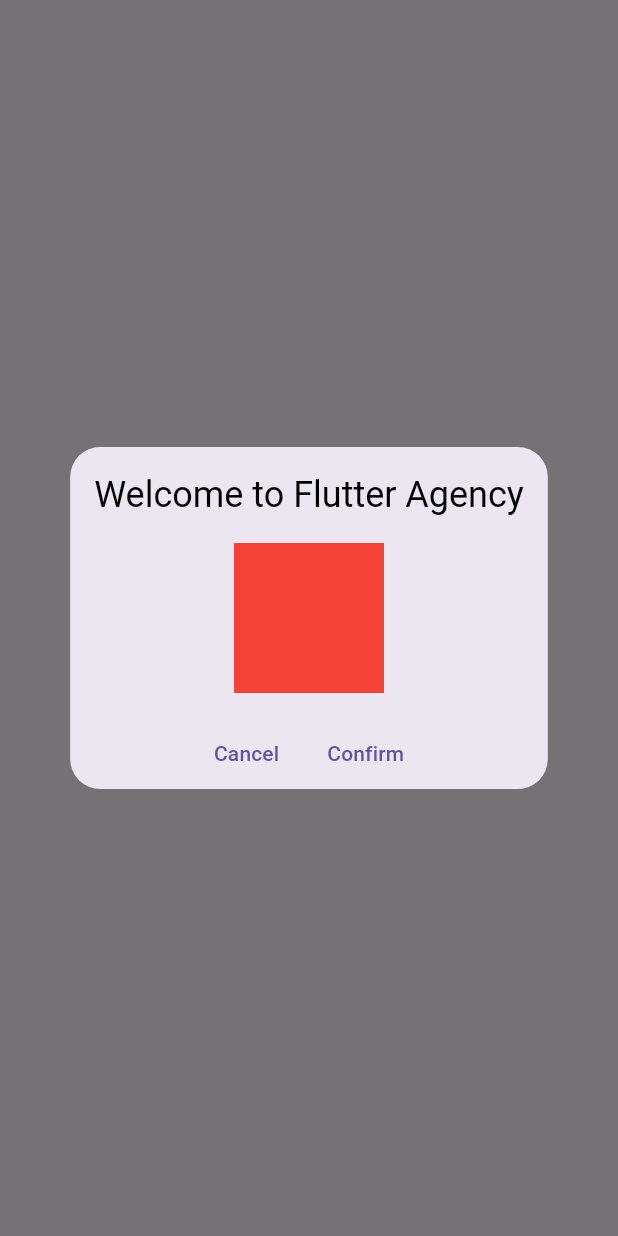
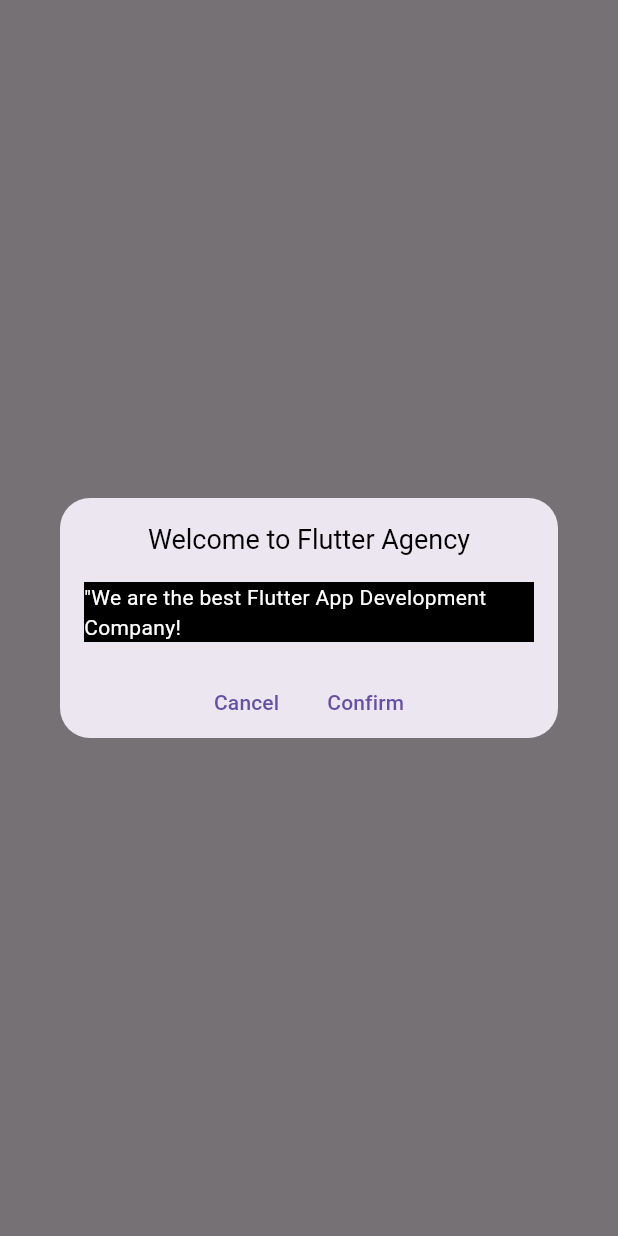
Before and after one commit to DaviesNyantakyi/flutter_getx_dialog, a Flutter app: the screen it shows after launch, after a tap on "show dialog", on a phone screen of 412 x 824 dp. Run offline on Flutter 3.47's test engine with Material 3 defaults, Android fonts, the phone set to English and light mode, and no system bars; our stand-ins replace get.

Commit message:
text added to content of dialog

```diff
--- a/lib/screens/home_screen.dart
+++ b/lib/screens/home_screen.dart
@@ -24,11 +24,15 @@ class _HomeScreenState extends State<HomeScreen> {
                   title: "Welcome to Flutter Agency",
                   middleText:
                       "We are the best Flutter App Development Company!",
-                  titleStyle: const TextStyle(color: Colors.black),
+                  titleStyle:
+                      const TextStyle(color: Colors.black, fontSize: 18),
                   content: Container(
-                    color: Colors.red,
-                    width: 100,
-                    height: 100,
+                    color: Colors.black,
+                    margin: const EdgeInsets.symmetric(horizontal: 16),
+                    child: const Text(
+                      '"We are the best Flutter App Development Company!',
+                      style: TextStyle(color: Colors.white),
+                    ),
                   ),
                   middleTextStyle: const TextStyle(color: Colors.black),
                   contentPadding: const EdgeInsets.all(0),
```
